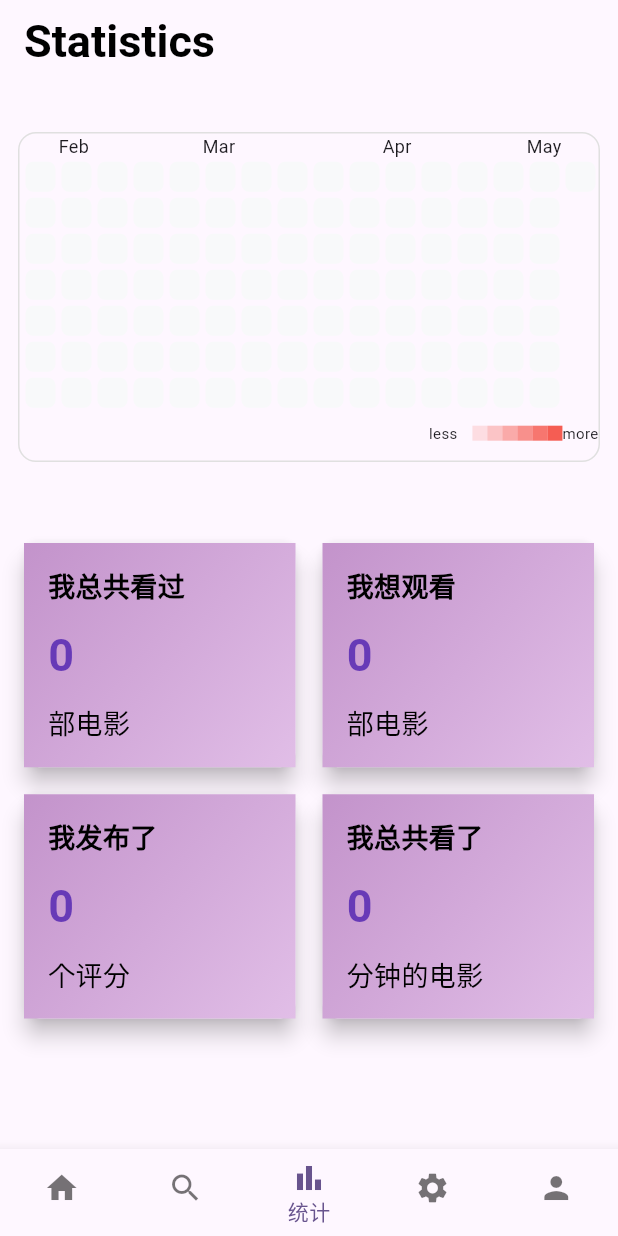
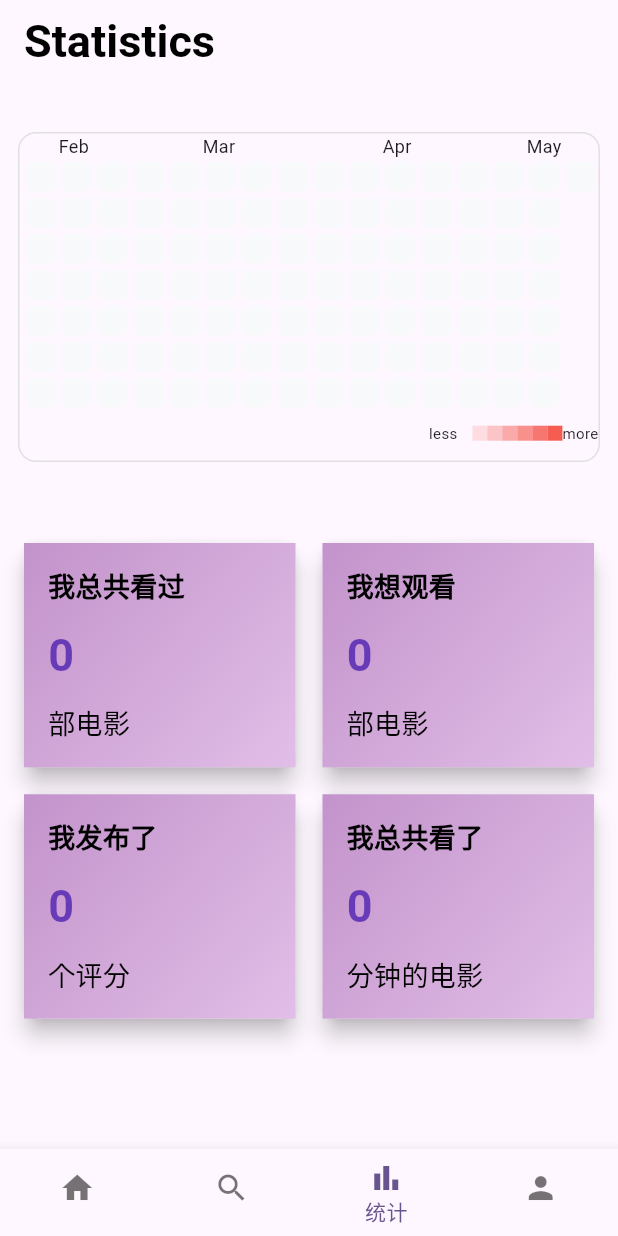
Before and after one commit to dongguaguaguagua/tracker, a Flutter app: the screen it shows after launch, item 3 of the bottom bar chosen, on a phone screen of 412 x 824 dp. Run offline on Flutter 3.47's test engine with Material 3 defaults, Android fonts, the phone set to English and light mode, and no system bars; drawn by our look-alikes of flutter_heatmap_calendar; our stand-ins replace cached_network_image, flutter_rating_bar, get, palette_generator, sqflite_common_ffi, tuple; accounts and stored records are empty; network calls fail; statements that could not run were skipped.

Commit message:
more compatible to android

```diff
--- a/lib/tab_index.dart
+++ b/lib/tab_index.dart
@@ -26,10 +26,10 @@ class _IndexPageState extends State<IndexPage> {
       icon: Icon(Icons.bar_chart),
       label: '统计',
     ),
-    const BottomNavigationBarItem(
-      icon: Icon(Icons.settings),
-      label: '设置',
-    ),
+    // const BottomNavigationBarItem(
+    //   icon: Icon(Icons.settings),
+    //   label: '设置',
+    // ),
     const BottomNavigationBarItem(
       icon: Icon(Icons.person),
       label: '我的',
@@ -40,8 +40,8 @@ class _IndexPageState extends State<IndexPage> {
     const HomePage(),
     const DiscoverPage(),
     const StatisticPage(),
-    const SettingsPage(),
-    MyPage(),
+    // const SettingsPage(),
+    const MyPage(),
   ];
 
   int currentIndex = 0;
--- a/lib/widgets/movie_page.dart
+++ b/lib/widgets/movie_page.dart
@@ -137,7 +137,7 @@ class _MoviePageState extends State<MoviePage> {
       appBar: AppBar(
         backgroundColor: movieBackgroundColor,
         toolbarHeight: 80,
-        //title: Text(movie.title!),
+        // title: Text(widget.movie.title!),
         leading: IconButton(
           icon: const Icon(Icons.arrow_back),
           color: movieTextColor,
--- a/lib/widgets/search_page.dart
+++ b/lib/widgets/search_page.dart
@@ -77,7 +77,7 @@ ORDER BY searchDate DESC;
   Widget build(BuildContext context) {
     return Scaffold(
       body: Padding(
-          padding: const EdgeInsets.all(12.0),
+          padding: const EdgeInsets.only(top: 40, left: 20, right: 20),
           child: Column(
             children: <Widget>[
               SearchBar(
```
